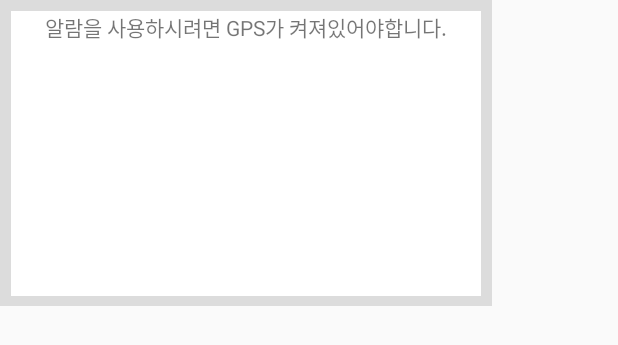
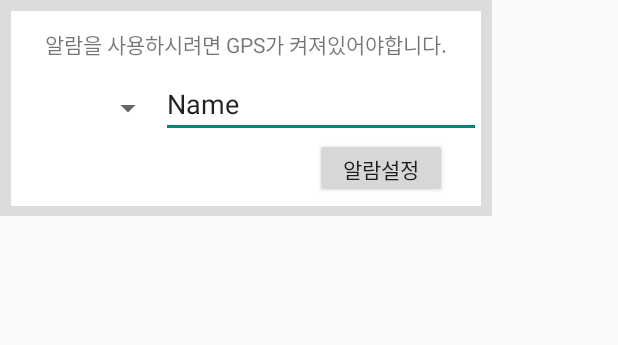
Before and after one commit to uni3621/nabi, an Android app: the layout activity_traffic_dialog_alarm.xml on its own in the app's theme, with its tools: preview values and no code run, on a phone screen of 412 x 824 dp. Shown: the top 345 px of the screen. Run offline under Robolectric (Android 15) with nearby library versions, the phone set to English and light mode, and no system bars.

Commit message:
no message

```diff
--- a/app/src/main/java/com/example/user/myapplication/activity/TrafficActivity.java
+++ b/app/src/main/java/com/example/user/myapplication/activity/TrafficActivity.java
@@ -53,4 +53,14 @@ public class TrafficActivity extends ActivityGroup {
         dialog.getWindow().setAttributes((android.view.WindowManager.LayoutParams) params);
     }
 
+    public void alarm(View i){
+        Dialog alarm = new TrafficDialogActivity(this);
+        alarm.show();
+
+        // Dialog 사이즈 조절 하기
+        WindowManager.LayoutParams params =alarm.getWindow().getAttributes();
+        params.width = WindowManager.LayoutParams.MATCH_PARENT;
+        alarm.getWindow().setAttributes((android.view.WindowManager.LayoutParams) params);
+    }
+
 }
--- a/app/src/main/res/layout/activity_traffic.xml
+++ b/app/src/main/res/layout/activity_traffic.xml
@@ -73,7 +73,8 @@
             android:id="@+id/alarm"
             android:layout_width="98dp"
             android:layout_height="match_parent"
-            android:orientation="horizontal">
+            android:orientation="horizontal"
+            android:onClick="alarm">
 
             <ImageView
                 android:id="@+id/imageView7"
--- a/app/src/main/res/layout/activity_traffic_dialog_alarm.xml
+++ b/app/src/main/res/layout/activity_traffic_dialog_alarm.xml
@@ -1,23 +1,53 @@
 <?xml version="1.0" encoding="utf-8"?>
 <LinearLayout xmlns:android="http://schemas.android.com/apk/res/android"
     android:layout_width="328dp"
-    android:layout_height="204dp"
+    android:layout_height="144dp"
     android:background="?attr/colorControlHighlight">
 
     <RelativeLayout
         android:layout_width="match_parent"
-        android:layout_height="190dp"
+        android:layout_height="130dp"
         android:layout_margin="7dp"
         android:background="#ffffff">
+
+        <Spinner
+            android:id="@+id/spinner"
+            android:layout_width="100dp"
+            android:layout_height="40dp"
+            android:layout_alignParentLeft="true"
+            android:layout_alignParentStart="true"
+            android:layout_centerVertical="true"
+            android:layout_margin="2dp" />
 
         <TextView
             android:id="@+id/textView10"
             android:layout_width="wrap_content"
             android:layout_height="wrap_content"
+            android:layout_gravity="center"
             android:text="알람을 사용하시려면 GPS가 켜져있어야합니다."
-            android:layout_gravity="center"
             android:layout_alignParentTop="true"
-            android:layout_centerHorizontal="true" />
+            android:layout_centerHorizontal="true"
+            android:layout_marginTop="11dp" />
+
+        <EditText
+            android:id="@+id/editText"
+            android:layout_width="wrap_content"
+            android:layout_height="40dp"
+            android:ems="10"
+            android:inputType="textPersonName"
+            android:text="Name"
+            android:layout_alignTop="@+id/spinner"
+            android:layout_alignParentRight="true"
+            android:layout_alignParentEnd="true" />
+
+        <Button
+            android:id="@+id/button4"
+            android:layout_width="wrap_content"
+            android:layout_height="40dp"
+            android:layout_alignEnd="@+id/textView10"
+            android:layout_alignRight="@+id/textView10"
+            android:layout_below="@+id/editText"
+            android:text="알람설정" />
     </RelativeLayout>
 
 
```
